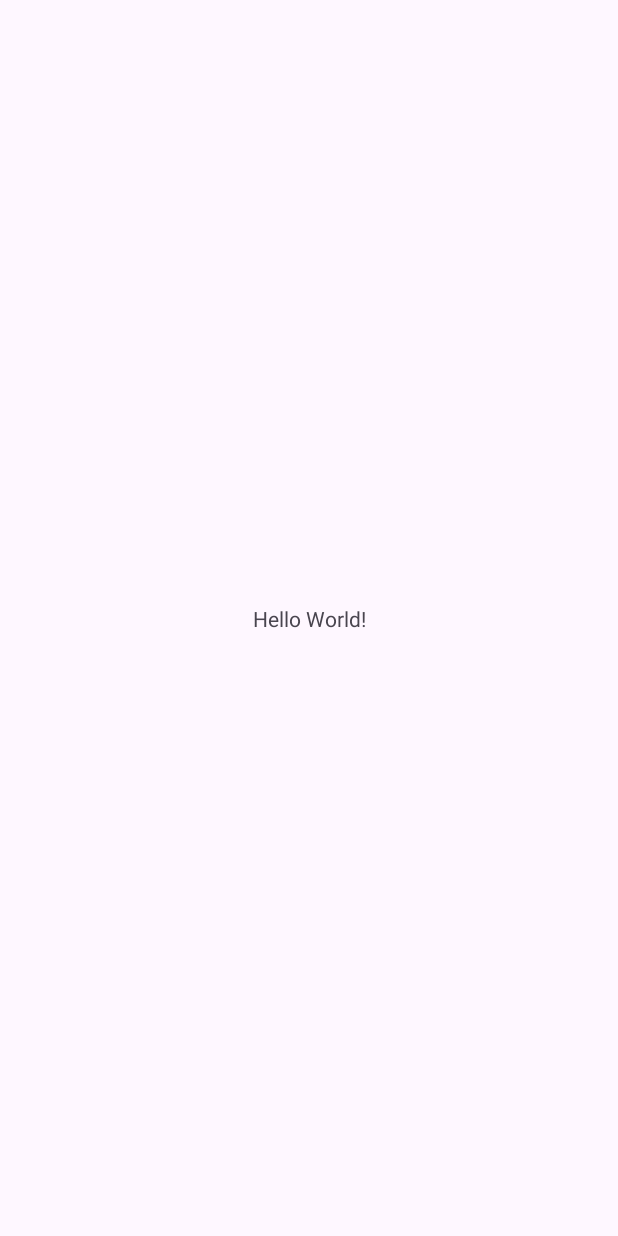
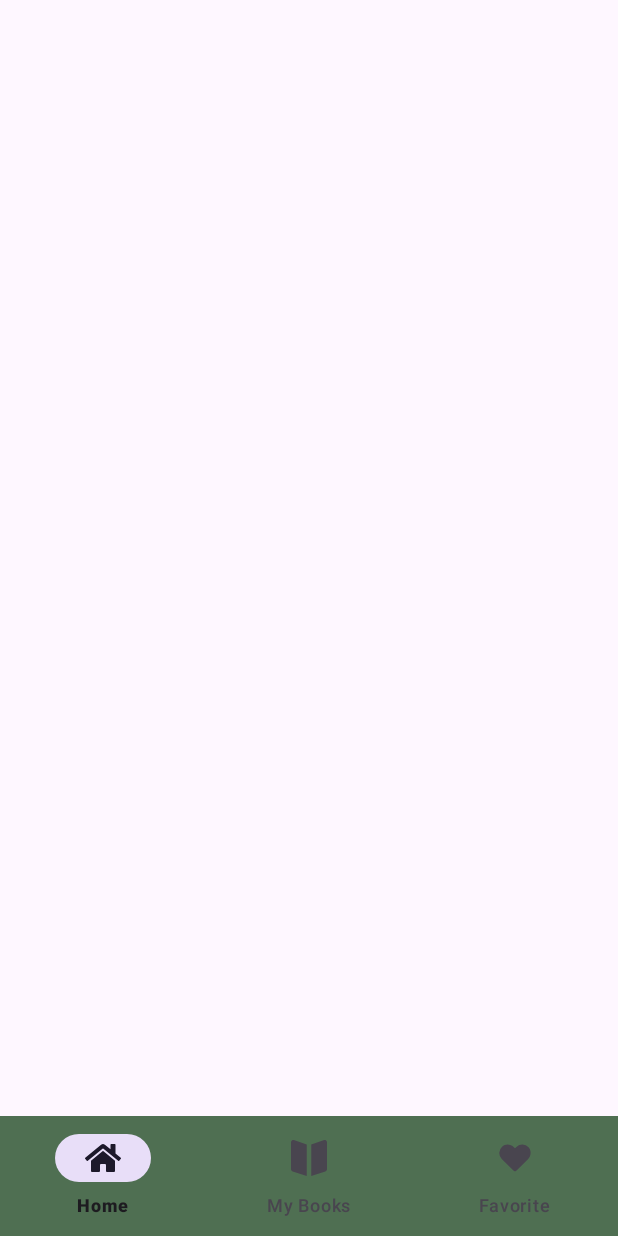
Before and after one commit to amineytc/BibLiCtora, an Android app: the screen it shows after launch (MainActivity), on a phone screen of 412 x 824 dp. Before the commit the screen is almost empty. Run offline under Robolectric (Android 15) with nearby library versions, the phone set to English and light mode, and no system bars.

Commit message:
Add Bottom Navigation Bar

```diff
--- /dev/null
+++ b/app/src/main/res/drawable/book_selector.xml
@@ -0,0 +1,5 @@
+<?xml version="1.0" encoding="utf-8"?>
+<selector xmlns:android="http://schemas.android.com/apk/res/android">
+    <item android:drawable="@drawable/ic_selected_book" android:state_checked="true" />
+    <item android:drawable="@drawable/ic_unselected_book" android:state_checked="false" />
+</selector>
--- /dev/null
+++ b/app/src/main/res/drawable/favorite_selector.xml
@@ -0,0 +1,5 @@
+<?xml version="1.0" encoding="utf-8"?>
+<selector xmlns:android="http://schemas.android.com/apk/res/android">
+    <item android:drawable="@drawable/ic_selected_favorite" android:state_checked="true" />
+    <item android:drawable="@drawable/ic_unselected_favorite" android:state_checked="false" />
+</selector>
--- /dev/null
+++ b/app/src/main/res/drawable/home_selector.xml
@@ -0,0 +1,5 @@
+<?xml version="1.0" encoding="utf-8"?>
+<selector xmlns:android="http://schemas.android.com/apk/res/android">
+    <item android:drawable="@drawable/ic_selected_home" android:state_checked="true" />
+    <item android:drawable="@drawable/ic_unselected_home" android:state_checked="false" />
+</selector>
--- /dev/null
+++ b/app/src/main/res/drawable/ic_selected_book.xml
@@ -0,0 +1,12 @@
+<vector xmlns:android="http://schemas.android.com/apk/res/android"
+    android:width="24dp"
+    android:height="24dp"
+    android:viewportWidth="64"
+    android:viewportHeight="64">
+    <path
+        android:fillColor="#000000"
+        android:pathData="M1.59,0.805C0.59,1.562 0,2.746 0,4v48c0,1.785 1.184,3.355 2.902,3.848L28,64V8L5.098,0.152C3.895,-0.188 2.594,0.051 1.59,0.805z" />
+    <path
+        android:fillColor="#000000"
+        android:pathData="M62.41,0.805c-1.004,-0.754 -2.309,-0.992 -3.508,-0.652L36,8v56l25.098,-8.152C62.816,55.355 64,53.785 64,52V4C64,2.746 63.41,1.562 62.41,0.805z" />
+</vector>
--- /dev/null
+++ b/app/src/main/res/drawable/ic_selected_favorite.xml
@@ -0,0 +1,9 @@
+<vector xmlns:android="http://schemas.android.com/apk/res/android"
+    android:width="24dp"
+    android:height="24dp"
+    android:viewportWidth="256"
+    android:viewportHeight="256">
+    <path
+        android:fillColor="#000000"
+        android:pathData="M220.35,136.51l-81.03,81.03a16.01,16.01 0,0 1,-22.63 0L33.58,134.43a59.97,59.97 0,0 1,2.34 -87.07c23.28,-21.02 61.25,-19.05 84.58,4.3l7.5,7.49 9.58,-9.58a60.7,60.7 0,0 1,43.98 -17.55A59.55,59.55 0,0 1,224.63 51.91C245.61,75.2 243.69,113.16 220.35,136.51Z" />
+</vector>
--- /dev/null
+++ b/app/src/main/res/drawable/ic_selected_home.xml
@@ -0,0 +1,9 @@
+<vector xmlns:android="http://schemas.android.com/apk/res/android"
+    android:width="24dp"
+    android:height="24dp"
+    android:viewportWidth="576"
+    android:viewportHeight="576">
+    <path
+        android:fillColor="#000000"
+        android:pathData="M280.37,180.26L96,332.11L96,496a16,16 0,0 0,16 16l112.06,-0.29a16,16 0,0 0,15.92 -16L239.98,400a16,16 0,0 1,16 -16h64a16,16 0,0 1,16 16v95.64a16,16 0,0 0,16 16.05L464,512a16,16 0,0 0,16 -16L480,332L295.67,180.26a12.19,12.19 0,0 0,-15.3 0zM571.6,283.47L488,214.56L488,76.05a12,12 0,0 0,-12 -12h-56a12,12 0,0 0,-12 12v72.61L318.47,75a48,48 0,0 0,-61 0L4.34,283.47a12,12 0,0 0,-1.6 16.9l25.5,31A12,12 0,0 0,45.15 333l235.22,-193.74a12.19,12.19 0,0 1,15.3 0L530.9,333a12,12 0,0 0,16.9 -1.6l25.5,-31a12,12 0,0 0,-1.7 -16.93z" />
+</vector>
--- a/app/src/main/res/layout/activity_main.xml
+++ b/app/src/main/res/layout/activity_main.xml
@@ -6,13 +6,12 @@
     android:layout_height="match_parent"
     tools:context=".MainActivity">
 
-    <TextView
-        android:layout_width="wrap_content"
+    <com.google.android.material.bottomnavigation.BottomNavigationView
+        android:id="@+id/bottomNavigationView"
+        android:layout_width="match_parent"
         android:layout_height="wrap_content"
-        android:text="Hello World!"
+        android:background="@color/medium_grey_green"
         app:layout_constraintBottom_toBottomOf="parent"
-        app:layout_constraintEnd_toEndOf="parent"
-        app:layout_constraintStart_toStartOf="parent"
-        app:layout_constraintTop_toTopOf="parent" />
+        app:menu="@menu/menu_nav" />
 
 </androidx.constraintlayout.widget.ConstraintLayout>
--- /dev/null
+++ b/app/src/main/res/menu/menu_nav.xml
@@ -0,0 +1,26 @@
+<?xml version="1.0" encoding="utf-8"?>
+<menu xmlns:android="http://schemas.android.com/apk/res/android"
+    xmlns:app="http://schemas.android.com/apk/res-auto">
+
+    <item
+        android:id="@+id/homeFragment"
+        app:showAsAction="ifRoom"
+        android:layout_width="wrap_content"
+        android:layout_height="wrap_content"
+        android:icon="@drawable/ic_selected_home"
+        android:title="@string/home" />
+    <item
+        android:id="@+id/myBooksFragment"
+        app:showAsAction="ifRoom"
+        android:layout_width="wrap_content"
+        android:layout_height="wrap_content"
+        android:icon="@drawable/ic_selected_book"
+        android:title="@string/my_books" />
+    <item
+        android:id="@+id/favoriteFragment"
+        app:showAsAction="ifRoom"
+        android:layout_width="wrap_content"
+        android:layout_height="wrap_content"
+        android:icon="@drawable/ic_selected_favorite"
+        android:title="@string/favorite" />
+</menu>
--- a/app/src/main/res/values/colors.xml
+++ b/app/src/main/res/values/colors.xml
@@ -2,4 +2,5 @@
 <resources>
     <color name="black">#FF000000</color>
     <color name="white">#FFFFFFFF</color>
+    <color name="medium_grey_green">#4F6F52</color>
 </resources>
--- a/app/src/main/res/values/strings.xml
+++ b/app/src/main/res/values/strings.xml
@@ -1,3 +1,10 @@
 <resources>
     <string name="app_name">BibLiCtora</string>
+    <!-- TODO: Remove or change this placeholder text -->
+    <string name="hello_blank_fragment">Hello blank fragment</string>
+
+    <!-- Bottom Navigation Titles -->
+    <string name="home">Home</string>
+    <string name="favorite">Favorite</string>
+    <string name="my_books">My Books</string>
 </resources>
```
Also changed, not shown: app/src/main/res/drawable/ic_unselected_book.xml (added, +12 -0 lines), app/src/main/res/drawable/ic_unselected_favorite.xml (added, +9 -0 lines), app/src/main/res/drawable/ic_unselected_home.xml (added, +9 -0 lines).
